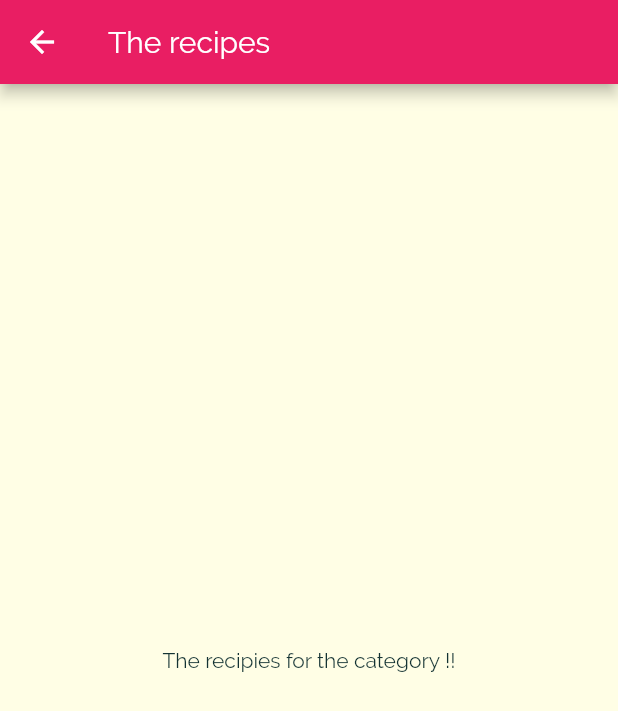
After one commit to darshangit/flutter-app3-meals, a Flutter app: the screen it shows after launch, after a tap on "Italian", on a phone screen of 412 x 824 dp. The commit adds this screen. Shown: the top 711 px of the screen. Run offline on Flutter 3.47's test engine with Material 2 defaults, Android fonts, the phone set to English and light mode, and no system bars.

Commit message:
Navigating to the new page

```diff
--- a/lib/category_item.dart
+++ b/lib/category_item.dart
@@ -1,4 +1,5 @@
 import 'package:flutter/material.dart';
+import './category_meals_screen.dart';
 
 class CategoryItem extends StatelessWidget {
   final String title;
@@ -6,9 +7,19 @@ class CategoryItem extends StatelessWidget {
 
   CategoryItem(this.title, this.color);
 
+  void selectCategory(BuildContext context) {
+    Navigator.of(context).push(MaterialPageRoute(builder: (_) {
+      return CategoryMealsScreen();
+    }));
+  }
+
   @override
   Widget build(BuildContext context) {
-    return Container(
+    return InkWell(
+      onTap: () => selectCategory(context),
+      splashColor: Theme.of(context).primaryColor,
+      borderRadius: BorderRadius.circular(15),
+      child: Container(
           padding: const EdgeInsets.all(15),
           child: Text(
             title,
@@ -19,6 +30,7 @@ class CategoryItem extends StatelessWidget {
                   colors: [color.withOpacity(0.7), color],
                   begin: Alignment.topLeft,
                   end: Alignment.bottomRight),
-            borderRadius: BorderRadius.circular(15)));
+              borderRadius: BorderRadius.circular(15))),
+    );
   }
 }
--- /dev/null
+++ b/lib/category_meals_screen.dart
@@ -0,0 +1,12 @@
+import 'package:flutter/material.dart';
+
+class CategoryMealsScreen extends StatelessWidget {
+  @override
+  Widget build(BuildContext context) {
+    return Scaffold(
+        appBar: AppBar(
+          title: Text('The recipes'),
+        ),
+        body: Center(child: Text('The recipies for the category !!')));
+  }
+}
```
Lines whose indentation alone changed are shown as unchanged.
